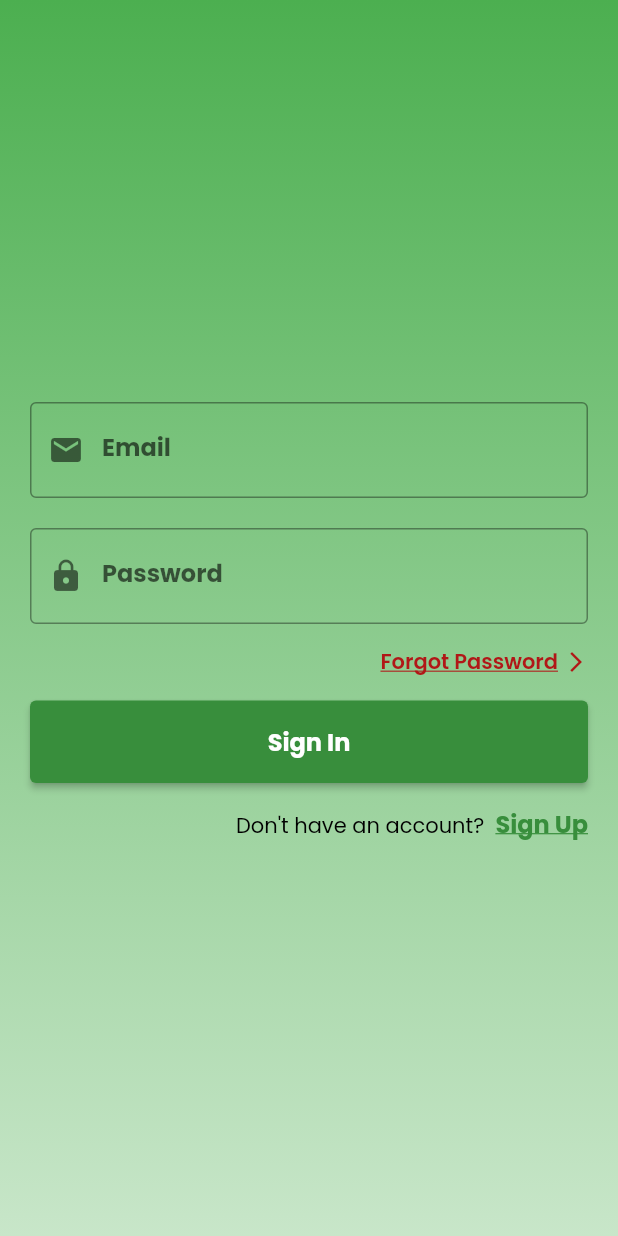
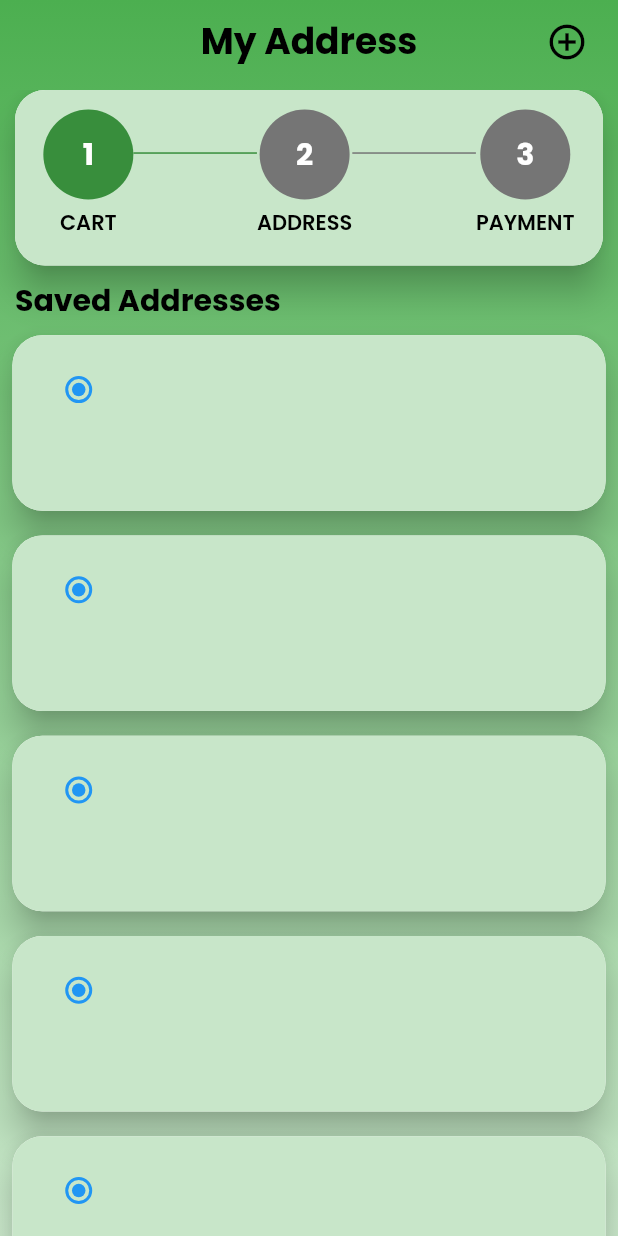
Before and after one commit to AshishJoy23/GroMart_Project_App, a Flutter app: the screen it shows after launch, on a phone screen of 412 x 824 dp. Run offline on Flutter 3.47's test engine with Material 2 defaults, Android fonts, the light colour scheme and no system bars; our stand-ins replace bloc, carousel_slider, cloud_firestore, email_validator, equatable, firebase_auth and 4 more; accounts and stored records are empty.

Commit message:
commit after address ui

```diff
--- a/lib/main.dart
+++ b/lib/main.dart
@@ -50,7 +50,7 @@ class MyApp extends StatelessWidget {
         debugShowCheckedModeBanner: false,
         theme: theme(),
         onGenerateRoute: AppRouter.onGenerateRoute,
-        initialRoute: SplashScreen.routeName,
+        initialRoute: AddressScreen.routeName,
       ),
     );
   }
--- a/lib/view/config/app_router.dart
+++ b/lib/view/config/app_router.dart
@@ -16,6 +16,8 @@ class AppRouter {
         return SplashScreen.route();
       case CartScreen.routeName:
         return CartScreen.route();
+      case AddressScreen.routeName:
+        return AddressScreen.route();
       case WishlistScreen.routeName:
         return WishlistScreen.route();
       case NotificationScreen.routeName:
--- /dev/null
+++ b/lib/view/screens/address/address_screen.dart
@@ -0,0 +1,121 @@
+import 'package:flutter/material.dart';
+import '../../widgets/widgets.dart';
+import '../screens.dart';
+
+class AddressScreen extends StatelessWidget {
+  const AddressScreen({super.key});
+
+  static const String routeName = '/address';
+
+  static Route route() {
+    return MaterialPageRoute(
+      settings: const RouteSettings(name: routeName),
+      builder: (_) => const AddressScreen(),
+    );
+  }
+
+  @override
+  Widget build(BuildContext context) {
+    var size = MediaQuery.of(context).size;
+    var height = size.height;
+    var width = size.width;
+    return Container(
+      decoration: const BoxDecoration(
+        gradient: LinearGradient(
+          colors: [
+            Color(0xff4CAF50),
+            Color(0xffC8E6C9),
+          ],
+          begin: Alignment.topCenter,
+          end: Alignment.bottomCenter,
+        ),
+      ),
+      child: Scaffold(
+        backgroundColor: Colors.transparent,
+        appBar: CustomAppBarWidget(
+          title: 'My Address',
+          isLeading: false,
+          actionList: [
+            IconButton(
+              onPressed: () {},
+              icon: const Icon(
+                Icons.add_circle_outline,
+                color: Colors.black,
+                size: 28,
+              ),
+            ),
+            const SizedBox(
+              width: 10,
+            ),
+          ],
+        ),
+        body: SingleChildScrollView(
+          child: Column(
+            children: [
+              const CheckoutNavCardWidget(),
+              SizedBox(
+                height: height * 0.01,
+              ),
+              const SectionTitleWidget(title: 'Saved Addresses'),
+              Column(
+                children: [
+                  ListView.builder(
+                    physics: NeverScrollableScrollPhysics(),
+                    shrinkWrap: true,
+                    itemCount: 5,
+                    itemBuilder: (context, index) {
+                      return Padding(
+                        padding: EdgeInsets.all(height * 0.01),
+                        child: Material(
+                          elevation: 10,
+                          borderRadius:
+                              const BorderRadius.all(Radius.circular(20)),
+                          child: Container(
+                            height: height * 0.142,
+                            width: width / 1,
+                            decoration: const BoxDecoration(
+                              color: Color(0xffC8E6C9),
+                              borderRadius:
+                                  BorderRadius.all(Radius.circular(20)),
+                            ),
+                            child: Padding(
+                              padding: EdgeInsets.all(
+                                width * 0.02,
+                              ),
+                              child: RadioListTile(value: 1, groupValue: 1, onChanged: (value) {
+
+                              },)
+                            ),
+                          ),
+                        ),
+                      );
+                    },
+                  )
+                ],
+              ),
+              RadioMenuButton(
+                                value: 1,
+                                groupValue: 0,
+                                onChanged: (value) {},
+                                child: Expanded(
+                                  child: Column(
+                                    crossAxisAlignment:
+                                        CrossAxisAlignment.start,
+                                    children: [
+                                      Text('11111111111111111111111111111'),
+                                      Text('1'),
+                                      Text('1'),
+                                      Text('1'),
+                                      Text('1'),
+                                    ],
+                                  ),
+                                ),
+                                trailingIcon: Icon(Icons.abc),
+                              ),
+            ],
+          ),
+        ),
+      ),
+    );
+  }
+}
--- /dev/null
+++ b/lib/view/screens/address/widgets/checkout_navbutton.dart
@@ -0,0 +1,76 @@
+import 'dart:developer';
+
+import 'package:flutter/material.dart';
+
+class CheckoutNavButtonWidget extends StatelessWidget {
+  final int colorValue;
+  final String number;
+  final String title;
+  final bool isPayment;
+  const CheckoutNavButtonWidget({
+    super.key,
+    required this.colorValue,
+    required this.number,
+    required this.title,
+    this.isPayment = false,
+  });
+
+  @override
+  Widget build(BuildContext context) {
+    var size = MediaQuery.of(context).size;
+    var height = size.height;
+    var width = size.width;
+    return Row(
+      children: [
+        InkWell(
+          onTap: () {
+            log('clicked nav');
+          },
+          child: Column(
+            children: [
+              CircleAvatar(
+                backgroundColor: Color(colorValue),
+                radius: 30,
+                child: Text(
+                  number,
+                  style: Theme.of(context)
+                      .textTheme
+                      .headlineSmall!
+                      .copyWith(color: Colors.white),
+                ),
+              ),
+              Padding(
+                padding: const EdgeInsets.symmetric(vertical: 5),
+                child: Text(
+                  title,
+                  style: Theme.of(context)
+                      .textTheme
+                      .bodyLarge!
+                      .copyWith(fontWeight: FontWeight.w600),
+                ),
+              ),
+            ],
+          ),
+        ),
+        (isPayment==false)
+        ? Column(
+          mainAxisAlignment: MainAxisAlignment.start,
+          children: [
+            SizedBox(
+              width: width / 5,
+              child: Divider(
+                height: 1,
+                thickness: 1,
+                color: Color(colorValue),
+              ),
+            ),
+            SizedBox(
+              height: height * 0.04,
+            ),
+          ],
+        )
+        : const SizedBox(),
+      ],
+    );
+  }
+}
--- /dev/null
+++ b/lib/view/screens/address/widgets/checkout_navcard.dart
@@ -0,0 +1,64 @@
+import 'package:flutter/material.dart';
+import 'package:gromart_project/view/screens/screens.dart';
+
+class CheckoutNavCardWidget extends StatelessWidget {
+  const CheckoutNavCardWidget({
+    super.key,
+  });
+
+  @override
+  Widget build(BuildContext context) {
+    var size = MediaQuery.of(context).size;
+    var height = size.height;
+    var width = size.width;
+    return Padding(
+      padding: const EdgeInsets.symmetric(horizontal: 10.0),
+      child: Material(
+        elevation: 10,
+        borderRadius: const BorderRadius.all(Radius.circular(20)),
+        child: Container(
+          height: height * 0.142,
+          width: width / 1,
+          decoration: const BoxDecoration(
+            color: Color(0xffC8E6C9),
+            borderRadius: BorderRadius.all(Radius.circular(20)),
+          ),
+          child: Padding(
+            padding: EdgeInsets.all(
+              width * 0.02,
+            ),
+            child: Center(
+              child: Column(
+                mainAxisAlignment: MainAxisAlignment.center,
+                children: [
+                  Row(
+                    children: const [
+                      Spacer(),
+                      CheckoutNavButtonWidget(
+                        colorValue: 0xff388E3C,
+                        number: '1',
+                        title: 'CART',
+                      ),
+                      CheckoutNavButtonWidget(
+                        colorValue: 0xff757575,
+                        number: '2',
+                        title: 'ADDRESS',
+                      ),
+                      CheckoutNavButtonWidget(
+                        colorValue: 0xff757575,
+                        number: '3',
+                        title: 'PAYMENT',
+                        isPayment: true,
+                      ),
+                      Spacer(),
+                    ],
+                  ),
+                ],
+              ),
+            ),
+          ),
+        ),
+      ),
+    );
+  }
+}
--- a/lib/view/screens/cart/cart_screen.dart
+++ b/lib/view/screens/cart/cart_screen.dart
@@ -1,7 +1,6 @@
 import 'package:flutter/material.dart';
 import 'package:flutter_bloc/flutter_bloc.dart';
 import 'package:gromart_project/blocs/blocs.dart';
-import 'package:gromart_project/models/models.dart';
 import '../../widgets/widgets.dart';
 import '../screens.dart';
 
--- a/lib/view/screens/screens.dart
+++ b/lib/view/screens/screens.dart
@@ -27,3 +27,6 @@ export 'auth/widgets/switch_account.dart';
 export 'auth/widgets/forgot_password.dart';
 export 'auth/widgets/auth_button.dart';
 export 'product/widgets/expansion_tile.dart';
+export 'address/address_screen.dart';
+export 'address/widgets/checkout_navbutton.dart';
+export 'address/widgets/checkout_navcard.dart';
--- a/lib/view/widgets/custom_appbar.dart
+++ b/lib/view/widgets/custom_appbar.dart
@@ -2,18 +2,21 @@ import 'package:flutter/material.dart';
 
 class CustomAppBarWidget extends StatelessWidget with PreferredSizeWidget {
   final String title;
+  final bool isLeading;
   final List<Widget> actionList;
   const CustomAppBarWidget({
     super.key,
     required this.title,
     required this.actionList,
+    this.isLeading=true,
   });
 
   @override
   Widget build(BuildContext context) {
     return AppBar(
       backgroundColor: Colors.transparent,
-      leading: IconButton(
+      leading: (isLeading)
+      ?IconButton(
         onPressed: () {
           Navigator.of(context).pop();
         },
@@ -22,7 +25,8 @@ class CustomAppBarWidget extends StatelessWidget with PreferredSizeWidget {
           color: Colors.black,
           size: 26,
         ),
-      ),
+      )
+      :const SizedBox(),
       elevation: 0,
       centerTitle: true,
       title: Text(
```
